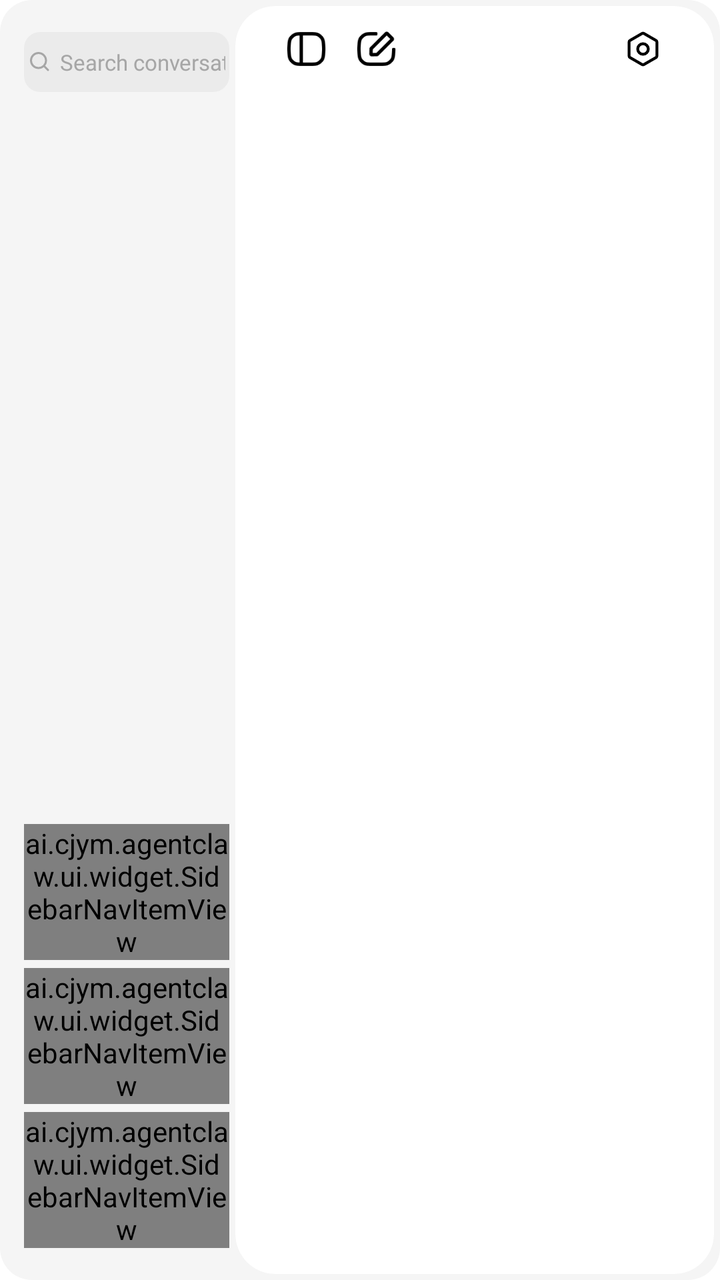
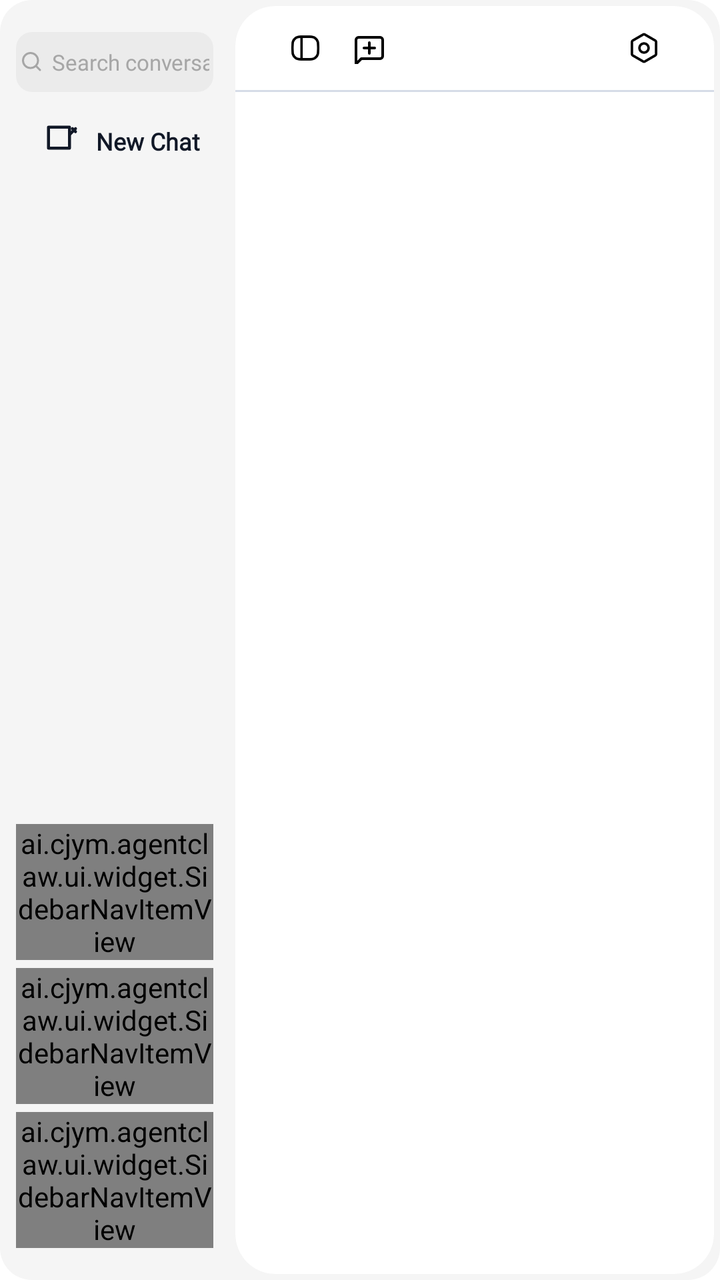

Compare the two renders of this Android layout. The source of the first and the diff that turns it into the second are given below.
<!-- AndroidManifest.xml: application theme Theme.AgentClaw -->
<!-- res/layout/activity_shell.xml -->
<?xml version="1.0" encoding="utf-8"?>
<LinearLayout xmlns:android="http://schemas.android.com/apk/res/android"
    xmlns:app="http://schemas.android.com/apk/res-auto"
    android:id="@+id/shellRoot"
    android:layout_width="match_parent"
    android:layout_height="match_parent"
    android:background="@drawable/bg_shell_external"
    android:orientation="horizontal">

    <LinearLayout
        android:id="@+id/sidebarContainer"
        android:layout_width="0dp"
        android:layout_height="match_parent"
        android:layout_weight="1.2"
        android:orientation="vertical"
        android:paddingStart="12dp"
        android:paddingTop="16dp"
        android:paddingBottom="16dp">

        <TextView
            android:id="@+id/newChatButton"
            android:layout_width="match_parent"
            android:layout_height="wrap_content"
            android:layout_marginBottom="12dp"
            android:background="@drawable/bg_shell_session_item"
            android:clickable="true"
            android:focusable="true"
            android:fontFamily="@font/misans_medium"
            android:gravity="center_vertical"
            android:maxHeight="45dp"
            android:minHeight="37dp"
            android:paddingStart="14dp"
            android:paddingTop="4dp"
            android:paddingEnd="4dp"
            android:paddingBottom="8dp"
            android:text="@string/chat_new"
            android:textColor="@color/text_primary"
            android:textSize="11sp"
            android:visibility="gone" />

        <TextView
            android:id="@+id/sidebarSearchInput"
            android:layout_width="match_parent"
            android:layout_height="30dp"
            android:background="@drawable/bg_shell_search_field"
            android:clickable="true"
            android:drawableStart="@drawable/ic_shell_search_small"
            android:drawablePadding="4dp"
            android:focusable="false"
            android:focusableInTouchMode="false"
            android:fontFamily="@font/misans_medium"
            android:gravity="center_vertical"
            android:hint="@string/shell_search_hint"
            android:importantForAutofill="no"
            android:inputType="text"
            android:maxLines="1"
            android:paddingStart="2dp"
            android:paddingEnd="2dp"
            android:textColor="@color/text_primary"
            android:textColorHint="@color/sidebar_muted"
            android:textSize="11sp" />

        <TextView
            android:layout_width="wrap_content"
            android:layout_height="wrap_content"
            android:layout_marginTop="20dp"
            android:visibility="gone"
            android:fontFamily="@font/misans_medium"
            android:text="@string/chat_sessions"
            android:textColor="@color/sidebar_muted"
            android:textSize="12sp"
            android:textStyle="bold" />

        <FrameLayout
            android:layout_width="match_parent"
            android:layout_height="0dp"
            android:layout_marginTop="12dp"
            android:layout_weight="1">

            <androidx.recyclerview.widget.RecyclerView
                android:id="@+id/sidebarSessionsRecycler"
                android:layout_width="match_parent"
                android:layout_height="match_parent"
                android:clipToPadding="false"
                android:paddingBottom="16dp" />

            <LinearLayout
                android:id="@+id/sidebarEmptyView"
                android:layout_width="match_parent"
                android:layout_height="match_parent"
                android:gravity="center"
                android:orientation="vertical"
                android:paddingStart="24dp"
                android:paddingEnd="24dp"
                android:visibility="gone">

                <ImageView
                    android:layout_width="40dp"
                    android:layout_height="40dp"
                    android:contentDescription="@null"
                    android:src="@drawable/ic_shell_empty_history" />

                <TextView
                    android:layout_width="wrap_content"
                    android:layout_height="wrap_content"
                    android:layout_marginTop="2dp"
                    android:fontFamily="@font/misans_medium"
                    android:gravity="center"
                    android:text="@string/shell_session_empty"
                    android:textColor="@color/sidebar_muted"
                    android:textSize="10sp" />
            </LinearLayout>
        </FrameLayout>

        <LinearLayout
            android:layout_width="match_parent"
            android:layout_height="wrap_content"
            android:gravity="bottom"
            android:orientation="vertical">

            <ai.cjym.agentclaw.ui.widget.SidebarNavItemView
                android:id="@+id/navIdeas"
                android:layout_width="match_parent"
                android:layout_height="wrap_content"
                app:navIcon="@drawable/ic_shell_ideas"
                app:navIconTint="@color/black"
                app:navText="@string/ideas_title" />

            <ai.cjym.agentclaw.ui.widget.SidebarNavItemView
                android:id="@+id/navAgentclawDocs"
                android:layout_width="match_parent"
                android:layout_height="wrap_content"
                android:layout_marginTop="4dp"
                app:navIcon="@mipmap/file"
                app:navIconTint="@color/black"
                app:navText="@string/agentclaw_docs_title" />









            <ai.cjym.agentclaw.ui.widget.SidebarNavItemView
                android:id="@+id/navSetting"
                android:layout_width="match_parent"
                android:layout_height="wrap_content"
                android:layout_marginTop="4dp"
                app:navIcon="@drawable/ic_shell_setting"
                app:navIconTint="@color/black"
                app:navText="@string/settings_title" />
        </LinearLayout>
    </LinearLayout>


    <FrameLayout
        android:layout_width="0dp"
        android:layout_height="match_parent"
        android:layout_weight="2.5"
        android:layout_margin="3dp">

        <LinearLayout
            android:clipToOutline="true"
            android:layout_width="match_parent"
            android:layout_height="match_parent"
            android:background="@drawable/bg_chat_screen_surface"
            android:orientation="vertical">

            <LinearLayout
                android:id="@+id/chatHeader"
                android:layout_width="match_parent"
                android:layout_height="wrap_content"
                android:layout_marginHorizontal="18dp"
                android:layout_marginVertical="4dp"
                android:gravity="center_vertical"
                android:orientation="horizontal">

                <ImageButton
                    android:id="@+id/sidebarButton"
                    android:layout_width="35dp"
                    android:layout_height="35dp"
                    android:padding="4dp"
                    android:background="@drawable/bg_chat_icon_button"
                    android:contentDescription="@string/shell_open_sidebar"
                    android:scaleType="fitXY"
                    android:src="@drawable/ic_chat_sidebar"
                    app:tint="@color/black" />

                <ImageButton
                    android:id="@+id/newConversationButton"
                    android:layout_width="35dp"
                    android:layout_height="35dp"
                    android:padding="4dp"
                    android:background="@drawable/bg_chat_icon_button"
                    android:contentDescription="@string/chat_new"
                    android:scaleType="fitXY"
                    android:src="@drawable/ic_chat_new_conversation"
                    app:tint="@color/black" />

                <Space
                    android:layout_width="0dp"
                    android:layout_height="1dp"
                    android:layout_weight="1" />

                <ImageButton
                    android:id="@+id/headerSettingButton"
                    android:layout_width="35dp"
                    android:layout_height="35dp"
                    android:background="@drawable/bg_chat_icon_button"
                    android:contentDescription="@string/settings_title"
                    android:padding="6dp"
                    android:scaleType="centerInside"
                    android:src="@drawable/ic_shell_setting"
                    app:tint="@color/black" />

                <LinearLayout
                    android:id="@+id/usageChip"
                    android:layout_width="wrap_content"
                    android:layout_height="40dp"
                    android:gravity="center_vertical"
                    android:orientation="horizontal"
                    android:paddingStart="12dp"
                    android:paddingEnd="14dp"
                    android:visibility="gone">

                    <ImageView
                        android:layout_width="24dp"
                        android:layout_height="24dp"
                        android:contentDescription="@null"
                        android:src="@drawable/ic_chat_data"
                        app:tint="@color/gray" />

                    <TextView
                        android:id="@+id/usageText"
                        android:layout_width="wrap_content"
                        android:layout_height="wrap_content"
                        android:layout_marginStart="8dp"
                        android:text="@string/chat_usage_hint"
                        android:textColor="@color/text_secondary"
                        android:textSize="13sp" />
                </LinearLayout>
            </LinearLayout>

            <androidx.fragment.app.FragmentContainerView
                android:id="@+id/shellFragmentContainer"
                android:layout_width="match_parent"
                android:layout_height="0dp"
                android:layout_weight="1" />









        </LinearLayout>

        <LinearLayout
            android:id="@+id/shellTopNotice"
            android:layout_width="wrap_content"
            android:layout_height="wrap_content"
            android:layout_gravity="top|center_horizontal"
            android:layout_marginTop="20dp"
            android:background="@drawable/bg_shell_top_notice"
            android:elevation="18dp"
            android:gravity="center"
            android:orientation="horizontal"
            android:paddingStart="20dp"
            android:paddingTop="10dp"
            android:paddingEnd="20dp"
            android:paddingBottom="10dp"
            android:visibility="gone">

            <ImageView
                android:layout_width="20dp"
                android:layout_height="20dp"
                android:contentDescription="@null"
                android:src="@drawable/ic_shell_notice_warning" />

            <TextView
                android:layout_width="wrap_content"
                android:layout_height="wrap_content"
                android:layout_marginStart="12dp"
                android:fontFamily="@font/misans_medium"
                android:gravity="center"
                android:includeFontPadding="false"
                android:maxLines="1"
                android:text="@string/shell_top_notice_no_network"
                android:textColor="@color/black"
                android:textSize="16sp" />
        </LinearLayout>
    </FrameLayout>
</LinearLayout>
<!-- resources referenced by this layout -->
<resources>
  <color name="black">#FF000000</color>
  <color name="gray">#8C8C8C</color>
  <color name="sidebar_muted">#A6A6A6</color>
  <color name="text_primary">#111827</color>
  <color name="text_secondary">#6B7280</color>
  <!-- drawable bg_chat_screen_surface (drawable) -->
  <?xml version="1.0" encoding="utf-8"?>
  <shape xmlns:android="http://schemas.android.com/apk/res/android">
      <solid android:color="@color/surface_card" />
      <corners android:radius="20dp" />
  </shape>
  <!-- drawable bg_shell_external (drawable) -->
  <?xml version="1.0" encoding="utf-8"?>
  <shape xmlns:android="http://schemas.android.com/apk/res/android"
      android:shape="rectangle">
      <corners android:radius="16dp" />
      <solid android:color="@color/surface_primary" />
  
  </shape>
  <!-- drawable bg_shell_search_field (drawable) -->
  <?xml version="1.0" encoding="utf-8"?>
  <shape xmlns:android="http://schemas.android.com/apk/res/android">
      <solid android:color="@color/sidebar_chip" />
      <corners android:radius="8dp" />
  </shape>
  <!-- drawable ic_chat_new_conversation: png bitmap (drawable, 1195 bytes) -->
  <string name="agentclaw_docs_title">claw docs</string>
  <string name="chat_new">New Chat</string>
  <string name="chat_sessions">Conversations</string>
  <string name="chat_usage_hint">Used %1$s, %2$s%% remaining</string>
  <string name="ideas_title">Ideas</string>
  <string name="settings_title">Settings</string>
  <string name="shell_open_sidebar">Open sidebar</string>
  <string name="shell_search_hint">Search conversations</string>
  <string name="shell_session_empty">No history dialogues available</string>
  <string name="shell_top_notice_no_network">无网络，请检查连接</string>
  <style name="Theme.AgentClaw" parent="Base.Theme.AgentClaw" />
  <color name="sidebar_selected">#04000000</color>
  <color name="surface_card">#FFFFFFFF</color>
  <color name="surface_primary">#F5F5F5</color>
  <color name="sidebar_chip">#0A000000</color>
  <color name="black_alpha_4">#0A000000</color>
  <color name="white">#FFFFFFFF</color>
  <color name="brand_primary">#3978F3</color>
  <!-- unchanged entries left out for length: 12 -->
</resources>

<!-- the commit's change to res/layout/activity_shell.xml (unified diff, before → after) -->
@@ -13,30 +13,10 @@
         android:layout_height="match_parent"
         android:layout_weight="1.2"
         android:orientation="vertical"
-        android:paddingStart="12dp"
+        android:paddingStart="8dp"
+        android:paddingRight="8dp"
         android:paddingTop="16dp"
         android:paddingBottom="16dp">
-
-        <TextView
-            android:id="@+id/newChatButton"
-            android:layout_width="match_parent"
-            android:layout_height="wrap_content"
-            android:layout_marginBottom="12dp"
-            android:background="@drawable/bg_shell_session_item"
-            android:clickable="true"
-            android:focusable="true"
-            android:fontFamily="@font/misans_medium"
-            android:gravity="center_vertical"
-            android:maxHeight="45dp"
-            android:minHeight="37dp"
-            android:paddingStart="14dp"
-            android:paddingTop="4dp"
-            android:paddingEnd="4dp"
-            android:paddingBottom="8dp"
-            android:text="@string/chat_new"
-            android:textColor="@color/text_primary"
-            android:textSize="11sp"
-            android:visibility="gone" />
 
         <TextView
             android:id="@+id/sidebarSearchInput"
@@ -61,6 +41,29 @@
             android:textSize="11sp" />
 
         <TextView
+            android:id="@+id/newChatButton"
+            android:layout_width="match_parent"
+            android:layout_height="wrap_content"
+            android:background="@drawable/bg_shell_session_item"
+            android:clickable="true"
+            android:drawableStart="@drawable/ic_new_chat"
+            android:drawablePadding="8dp"
+            android:focusable="true"
+            android:fontFamily="@font/misans_medium"
+            android:gravity="center_vertical"
+            android:maxHeight="45dp"
+            android:layout_marginTop="4dp"
+            android:minHeight="37dp"
+            android:paddingStart="14dp"
+            android:paddingTop="4dp"
+            android:paddingEnd="4dp"
+            android:text="@string/chat_new"
+            android:textColor="@color/text_primary"
+            android:textSize="12sp"
+            android:textStyle="bold"
+            android:visibility="visible" />
+
+        <TextView
             android:layout_width="wrap_content"
             android:layout_height="wrap_content"
             android:layout_marginTop="20dp"
@@ -74,7 +77,6 @@
         <FrameLayout
             android:layout_width="match_parent"
             android:layout_height="0dp"
-            android:layout_marginTop="12dp"
             android:layout_weight="1">
 
             <androidx.recyclerview.widget.RecyclerView
@@ -124,7 +126,8 @@
                 android:layout_height="wrap_content"
                 app:navIcon="@drawable/ic_shell_ideas"
                 app:navIconTint="@color/black"
-                app:navText="@string/ideas_title" />
+                app:navText="@string/ideas_title"
+                app:navSubtitle="@string/nav_ideas_subtitle" />
 
             <ai.cjym.agentclaw.ui.widget.SidebarNavItemView
                 android:id="@+id/navAgentclawDocs"
@@ -133,7 +136,8 @@
                 android:layout_marginTop="4dp"
                 app:navIcon="@mipmap/file"
                 app:navIconTint="@color/black"
-                app:navText="@string/agentclaw_docs_title" />
+                app:navText="@string/agentclaw_docs_title"
+                app:navSubtitle="@string/agentclaw_docs_subtitle" />
 
 
 
@@ -150,7 +154,8 @@
                 android:layout_marginTop="4dp"
                 app:navIcon="@drawable/ic_shell_setting"
                 app:navIconTint="@color/black"
-                app:navText="@string/settings_title" />
+                app:navText="@string/settings_title"
+                app:navSubtitle="@string/nav_settings_subtitle" />
         </LinearLayout>
     </LinearLayout>
 
@@ -179,24 +184,24 @@
 
                 <ImageButton
                     android:id="@+id/sidebarButton"
-                    android:layout_width="35dp"
-                    android:layout_height="35dp"
-                    android:padding="4dp"
+                    android:layout_width="34dp"
+                    android:layout_height="34dp"
+                    android:padding="7dp"
                     android:background="@drawable/bg_chat_icon_button"
                     android:contentDescription="@string/shell_open_sidebar"
-                    android:scaleType="fitXY"
+                    android:scaleType="fitCenter"
                     android:src="@drawable/ic_chat_sidebar"
                     app:tint="@color/black" />
 
                 <ImageButton
                     android:id="@+id/newConversationButton"
-                    android:layout_width="35dp"
-                    android:layout_height="35dp"
-                    android:padding="4dp"
+                    android:layout_width="30dp"
+                    android:layout_height="30dp"
+                    android:padding="7dp"
                     android:background="@drawable/bg_chat_icon_button"
                     android:contentDescription="@string/chat_new"
-                    android:scaleType="fitXY"
-                    android:src="@drawable/ic_chat_new_conversation"
+                    android:scaleType="fitCenter"
+                    android:src="@drawable/ic_plus_bubble"
                     app:tint="@color/black" />
 
                 <Space
@@ -206,12 +211,12 @@
 
                 <ImageButton
                     android:id="@+id/headerSettingButton"
-                    android:layout_width="35dp"
-                    android:layout_height="35dp"
+                    android:layout_width="34dp"
+                    android:layout_height="34dp"
                     android:background="@drawable/bg_chat_icon_button"
                     android:contentDescription="@string/settings_title"
-                    android:padding="6dp"
-                    android:scaleType="centerInside"
+                    android:padding="7dp"
+                    android:scaleType="fitCenter"
                     android:src="@drawable/ic_shell_setting"
                     app:tint="@color/black" />
 
@@ -242,6 +247,11 @@
                         android:textSize="13sp" />
                 </LinearLayout>
             </LinearLayout>
+
+            <View
+                android:layout_width="match_parent"
+                android:layout_height="1dp"
+                android:background="@color/stroke_soft" />
 
             <androidx.fragment.app.FragmentContainerView
                 android:id="@+id/shellFragmentContainer"
<!-- resource entries referenced after the edit -->
@@ -3,6 +3,7 @@
   <color name="black">#FF000000</color>
   <color name="gray">#8C8C8C</color>
   <color name="sidebar_muted">#A6A6A6</color>
+  <color name="stroke_soft">#D6DCE7</color>
   <color name="text_primary">#111827</color>
   <color name="text_secondary">#6B7280</color>
   <!-- drawable bg_chat_screen_surface (drawable) -->
@@ -25,12 +26,58 @@
       <solid android:color="@color/sidebar_chip" />
       <corners android:radius="8dp" />
   </shape>
-  <!-- drawable ic_chat_new_conversation: png bitmap (drawable, 1195 bytes) -->
+  <!-- drawable ic_new_chat (drawable) -->
+  <?xml version="1.0" encoding="utf-8"?>
+  <vector xmlns:android="http://schemas.android.com/apk/res/android"
+      android:width="18dp"
+      android:height="18dp"
+      android:viewportWidth="24"
+      android:viewportHeight="24">
+      <path
+          android:fillColor="@android:color/transparent"
+          android:pathData="M3,3h14v14H3z"
+          android:strokeColor="@color/text_primary"
+          android:strokeLineCap="round"
+          android:strokeLineJoin="round"
+          android:strokeWidth="2" />
+      <path
+          android:fillColor="@android:color/transparent"
+          android:pathData="M17,8l4,-4M21,4l-4,4M19,4l2,2"
+          android:strokeColor="@color/text_primary"
+          android:strokeLineCap="round"
+          android:strokeLineJoin="round"
+          android:strokeWidth="2" />
+  </vector>
+  <!-- drawable ic_plus_bubble (drawable) -->
+  <?xml version="1.0" encoding="utf-8"?>
+  <vector xmlns:android="http://schemas.android.com/apk/res/android"
+      android:width="20dp"
+      android:height="20dp"
+      android:viewportWidth="24"
+      android:viewportHeight="24">
+      <path
+          android:fillColor="@android:color/transparent"
+          android:pathData="M4,4h16c1.1,0 2,0.9 2,2v12c0,1.1 -0.9,2 -2,2H6l-4,4V6c0,-1.1 0.9,-2 2,-2z"
+          android:strokeColor="@color/black"
+          android:strokeLineCap="round"
+          android:strokeLineJoin="round"
+          android:strokeWidth="2" />
+      <path
+          android:fillColor="@android:color/transparent"
+          android:pathData="M12,8v8M8,12h8"
+          android:strokeColor="@color/black"
+          android:strokeLineCap="round"
+          android:strokeLineJoin="round"
+          android:strokeWidth="2" />
+  </vector>
+  <string name="agentclaw_docs_subtitle">文件与分享</string>
   <string name="agentclaw_docs_title">claw docs</string>
   <string name="chat_new">New Chat</string>
   <string name="chat_sessions">Conversations</string>
   <string name="chat_usage_hint">Used %1$s, %2$s%% remaining</string>
   <string name="ideas_title">Ideas</string>
+  <string name="nav_ideas_subtitle">提示词模板</string>
+  <string name="nav_settings_subtitle">技能和关于</string>
   <string name="settings_title">Settings</string>
   <string name="shell_open_sidebar">Open sidebar</string>
   <string name="shell_search_hint">Search conversations</string>
